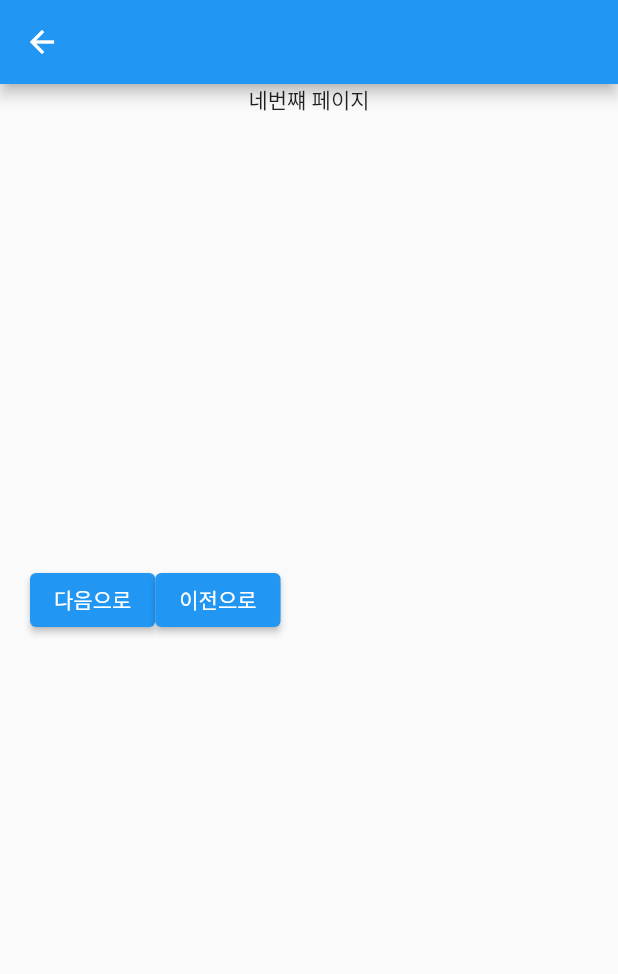
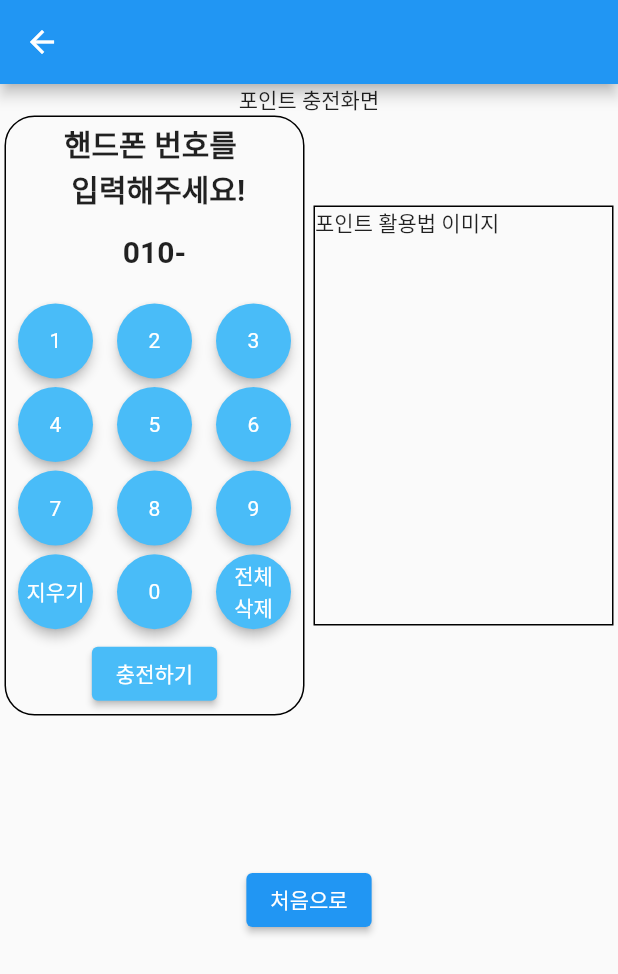
Before and after one commit to Zeereoreo/deego_v2, a Flutter app: the Fourth screen opened directly, after a tap on "다음으로", on a phone screen of 412 x 824 dp. Shown: the top 974 px of the screen. Run offline on Flutter 3.47's test engine with Material 2 defaults, Android fonts, the phone set to English and light mode, and no system bars; our stand-ins replace carousel_slider, flutter_spinkit; network calls fail.

Commit message:
feat : 로딩 구현 및 번호 입력창 구현

```diff
--- /dev/null
+++ b/lib/fifth.dart
@@ -0,0 +1,177 @@
+import 'package:deego_v2/fourth.dart';
+import 'package:deego_v2/main.dart';
+import 'package:deego_v2/second.dart';
+import 'package:deego_v2/sixth.dart';
+import 'package:flutter/material.dart';
+
+class Fifth extends StatefulWidget {
+  const Fifth({Key? key}) : super(key: key);
+
+  @override
+  _FifthState createState() => _FifthState();
+}
+
+class _FifthState extends State<Fifth> {
+  String outputText = '010-'; // 출력 창 내용을 저장할 변수
+
+  // 버튼을 누를 때 호출되는 함수
+  // 버튼을 누를 때 호출되는 함수
+  void updateOutput(String value) {
+    setState(() {
+
+      if (value == 'delete' && outputText.isNotEmpty) {
+
+        outputText = outputText.substring(0, outputText.length - 1);
+      } else if (value == 'clear') {
+
+        outputText = '010-';
+      } else if (outputText.length < 13) {
+        outputText = outputText + value;
+        if(outputText.length == 8){
+          outputText = outputText + '-' ;
+        }
+      }
+    });
+  }
+
+
+  // 동그란 버튼을 생성하는 함수
+  Widget createRoundButton(String label, String value) {
+    return SizedBox(
+      width: 50,
+      height: 50,
+      child: RawMaterialButton(
+        onPressed: () => updateOutput(value),
+        elevation: 3.0,
+        fillColor: Color(0xFF49BCF8), // 버튼의 배경색
+        shape: CircleBorder(), // 동그란 형태로 설정
+        child: Text(
+          label,
+          style: TextStyle(color: Colors.white),
+        ),
+      ),
+    );
+  }
+
+  @override
+  Widget build(BuildContext context) {
+    return Scaffold(
+      appBar: AppBar(),
+      body: Column(
+        children: [
+          SizedBox(
+            height: 500,
+            child: Column(
+              children: [
+                Text('포인트 충전화면'),
+                Container(
+                  alignment: Alignment.center,
+                  child: Row(
+                    mainAxisAlignment: MainAxisAlignment.spaceAround,
+                    children: [
+                      Container(
+                        decoration: BoxDecoration(
+                            border: Border.all(color: Colors.black),
+                            borderRadius: BorderRadius.circular(20.0)
+                        ),
+                        width: 200,
+                        height: 400,
+                        child: Column(
+                          mainAxisAlignment: MainAxisAlignment.spaceAround,
+                          children: [
+                            Text(
+                                '핸드폰 번호를 \n 입력해주세요!',
+                              style: TextStyle(
+                                fontWeight: FontWeight.bold,
+                                fontSize: 20,
+                              ),
+                            ),
+                            Container(
+                              // decoration: BoxDecoration(border: Border.all(color: Colors.black)),
+                              padding: EdgeInsets.only(top: 10),
+                              width: double.maxFinite,
+                              height: 50,
+                              child: Text(outputText,
+                                textAlign: TextAlign.center,
+                                style: TextStyle(
+                                    fontSize: 20,
+                                    fontWeight: FontWeight.bold
+                                ),
+                              ),
+                            ),
+                            Row(
+                              mainAxisAlignment: MainAxisAlignment.spaceAround,
+                              children: [
+                                createRoundButton('1', '1'),
+                                createRoundButton('2', '2'),
+                                createRoundButton('3', '3'),
+                              ],
+                            ),
+                            Row(
+                              mainAxisAlignment: MainAxisAlignment.spaceAround,
+                              children: [
+                                createRoundButton('4', '4'),
+                                createRoundButton('5', '5'),
+                                createRoundButton('6', '6'),
+                              ],
+                            ),
+                            Row(
+                              mainAxisAlignment: MainAxisAlignment.spaceAround,
+                              children: [
+                                createRoundButton('7', '7'),
+                                createRoundButton('8', '8'),
+                                createRoundButton('9', '9'),
+                              ],
+                            ),
+                            Row(
+                              mainAxisAlignment: MainAxisAlignment.spaceAround,
+                              children: [
+                                createRoundButton('지우기', 'delete'),
+                                createRoundButton('0', '0'),
+                                createRoundButton('전체\n삭제', 'clear'),
+                              ],
+                            ),
+                            ElevatedButton(
+                              style: ButtonStyle(
+                                backgroundColor: MaterialStateProperty.all<Color>(Color(0xFF49BCF8)),
+                              ),
+                              onPressed: () {
+                                Navigator.push(context, MaterialPageRoute(builder: (c) => Sixth()));
+                              },
+                              child: Text('충전하기'),
+                            ),
+                          ],
+                        ),
+                      ),
+                      Container(
+                        decoration: BoxDecoration(border: Border.all(color: Colors.black)),
+                        width: 200,
+                        height: 280,
+                        child: Text('포인트 활용법 이미지'),
+                      )
+                    ],
+                  ),
+                )
+              ],
+            ),
+          ),
+          Container(
+            padding: const EdgeInsets.all(20),
+            child: Row(
+              mainAxisAlignment: MainAxisAlignment.center,
+              children: [
+
+                ElevatedButton(
+                  onPressed: () {
+                    Navigator.push(context, MaterialPageRoute(builder: (c) => MyApp()));
+                  },
+                  child: Text('처음으로'),
+                ),
+              ],
+            ),
+          )
+        ],
+      ),
+    );
+  }
+}
--- a/lib/fourth.dart
+++ b/lib/fourth.dart
@@ -1,3 +1,4 @@
+import 'package:deego_v2/fifth.dart';
 import 'package:deego_v2/main.dart';
 import 'package:deego_v2/third.dart';
 import 'package:flutter/material.dart';
@@ -14,9 +15,25 @@ class Fourth extends StatelessWidget {
         children: [
           SizedBox(
             height: 300,
-            child: Stack(
+            child: Column(
               children: [
-                Text('네번쨰 페이지')
+                Text('결과 인지 화면\n 몇 포인트 충전가능합니다\n 충전하시겠습니까?'),
+                Container(
+
+                  child: Row(
+                    mainAxisAlignment: MainAxisAlignment.spaceAround,
+                    children: [
+                      Expanded(
+                        child: Container(
+                          height: 200,
+                          decoration: BoxDecoration(border: Border.all(color: Colors.black)),
+                          child: Text('결과에 따른 이미지'),
+                        ),
+                      ),
+                    ],
+                  ),
+                )
+                // Text('몇 포인트 충전가능합니다\n 충전하시겠습니까?')
                 // sliderWidget(),
                 // sliderIndicator(),
               ],
@@ -25,10 +42,12 @@ class Fourth extends StatelessWidget {
           Container(
             padding: const EdgeInsets.all(20),
             child: Row(
+              mainAxisAlignment: MainAxisAlignment.center,
+
               children: [
                 ElevatedButton(onPressed: (){
-                  // Navigator.push(context,
-                  //     MaterialPageRoute(builder: (c) => Fourth();));
+                  Navigator.push(context,
+                      MaterialPageRoute(builder: (c) => Fifth()));
                 }, child: Text('다음으로')),
                 ElevatedButton(onPressed: (){
                   Navigator.push(context,
--- a/pubspec.yaml
+++ b/pubspec.yaml
@@ -32,6 +32,8 @@ dependencies:
     sdk: flutter
   carousel_slider: ^4.2.1
   smooth_page_indicator: ^1.0.0+2
+  flutter_spinkit: ^5.2.0
+
 
 
   # The following adds the Cupertino Icons font to your application.
```
Also changed, not shown: lib/second.dart (+28 -5 lines), lib/sixth.dart (added, +69 -0 lines), lib/third.dart (+22 -1 lines), pubspec.lock.
